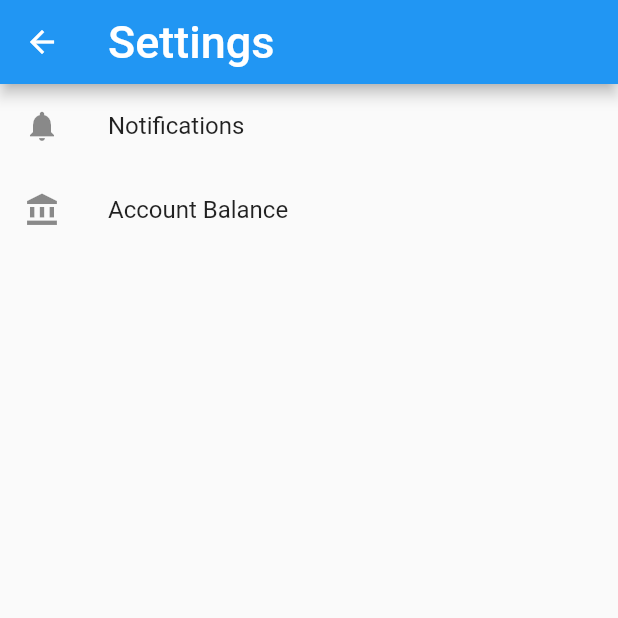
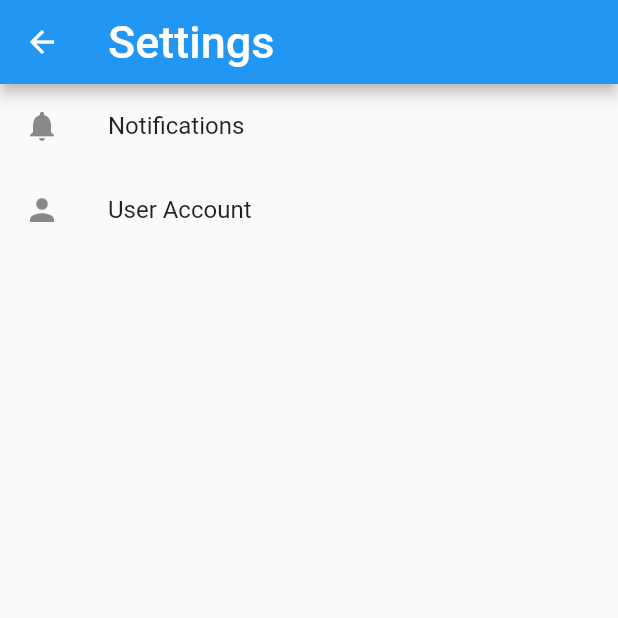
Before and after one commit to yama-yeah/Matcha, a Flutter app: the Rooter screen opened by its route, item 3 of the bottom bar chosen, on a phone screen of 412 x 824 dp, the top half of it. Run offline on Flutter 3.47's test engine with Material 2 defaults, Android fonts, the phone set to English and light mode, and no system bars; our stand-ins replace awesome_notifications, flutter_hooks, flutter_secure_storage, flutter_slidable, freezed_annotation, google_fonts and 5 more; missing offline and left inert: workmanager; accounts and stored records are empty; network calls fail; Roboto replaces fonts that are missing (Arizonia).

Commit message:
fix login screen alert and setting

```diff
--- a/lib/factory/login/login_alert.dart
+++ b/lib/factory/login/login_alert.dart
@@ -29,7 +29,7 @@ var alertStyle = AlertStyle(
   descTextAlign: TextAlign.start,
   animationDuration: Duration(milliseconds: 200),
   alertBorder: RoundedRectangleBorder(
-    borderRadius: BorderRadius.circular(0.0),
+    borderRadius: BorderRadius.circular(10.5),
     side: BorderSide(
       color: Colors.grey,
     ),
--- a/lib/factory/util/alert.dart
+++ b/lib/factory/util/alert.dart
@@ -11,7 +11,7 @@ void login_failed_alert(BuildContext context) {
     descTextAlign: TextAlign.start,
     animationDuration: Duration(milliseconds: 200),
     alertBorder: RoundedRectangleBorder(
-      borderRadius: BorderRadius.circular(0.0),
+      borderRadius: BorderRadius.circular(10.0),
       side: BorderSide(
         color: Colors.grey,
       ),
--- a/lib/main.dart
+++ b/lib/main.dart
@@ -27,7 +27,7 @@ class MyApp extends StatelessWidget {
     return MaterialApp(
       routes: <String, WidgetBuilder>{
         '/home': (BuildContext context) => new Rooter(),
-        '/subpage': (BuildContext context) => new LoginScreen()
+        '/login': (BuildContext context) => new LoginScreen()
       },
       home: Init(),
     );
--- a/lib/screens/login/login.dart
+++ b/lib/screens/login/login.dart
@@ -6,13 +6,13 @@ import 'package:flutter_hooks/flutter_hooks.dart';
 import 'package:matcha/data/provider/provider.dart';
 import 'package:matcha/factory/util/alert.dart';
 
-class LoginScreen extends StatelessWidget {
+class LoginScreen extends HookWidget {
   String _userid = '';
   String _password = '';
-  final userProvider = useProvider(userdataProvider.notifier);
 
   @override
   Widget build(BuildContext context) {
+    final userProvider = useProvider(userdataProvider.notifier);
     return Scaffold(
       appBar: AppBar(
         //backgroundColor: Colors.tealAccent[400],
--- a/lib/screens/main/routes/setting/setting.dart
+++ b/lib/screens/main/routes/setting/setting.dart
@@ -18,8 +18,9 @@ class _SettingsState extends State<Settings> {
           title: Text('Notifications'),
         ),
         ListTile(
-          leading: Icon(Icons.account_balance),
-          title: Text('Account Balance'),
+          leading: Icon(Icons.person),
+          title: Text('User Account'),
+          onTap: () => Navigator.of(context).pushNamed('/login'),
         ),
       ],
     );
```
